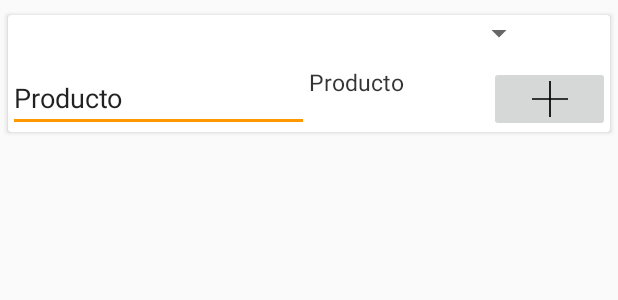
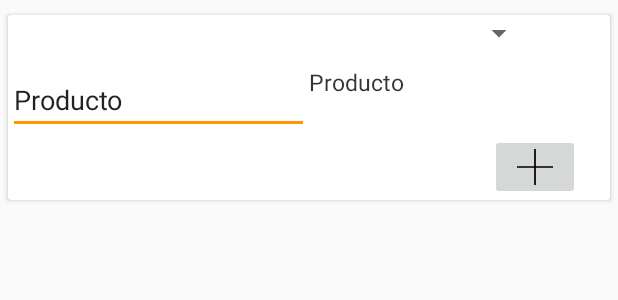
Before and after one commit to rich210/GalletasInventario, an Android app: the layout form_recipe_product.xml on its own in the app's theme, with its tools: preview values and no code run, on a phone screen of 412 x 824 dp. Shown: the top 300 px of the screen. Run offline under Robolectric (Android 15) with nearby library versions, the phone set to English and light mode, and no system bars.

Commit message:
Issue with recipes is fixeed, Idk why, but I need to keep and I on it, also, started to add layout to use form_recipe_products in recipe form

```diff
--- a/app/src/main/java/com/example/resparza/galletasinventariosv2/adapters/RecipeContentAdapter.java
+++ b/app/src/main/java/com/example/resparza/galletasinventariosv2/adapters/RecipeContentAdapter.java
@@ -78,6 +78,7 @@ public class RecipeContentAdapter extends RecyclerView.Adapter<RecipeContentAdap
         holder.recipeCardView.setOnClickListener(new View.OnClickListener() {
             @Override public void onClick(View v) {
                 //Toast.makeText(v.getContext(),"Clicked card view",Toast.LENGTH_SHORT).show();
+                Log.d(TAG, "onClick: " + recipe.toString());
                 CardView cv = (CardView)v;
                 RecyclerView rv = (RecyclerView)v.getParent();
                 TextView tvProducts = (TextView) cv.findViewById(R.id.txtProducts);
--- a/app/src/main/java/com/example/resparza/galletasinventariosv2/dbadapters/RecipeDBAdapter.java
+++ b/app/src/main/java/com/example/resparza/galletasinventariosv2/dbadapters/RecipeDBAdapter.java
@@ -63,7 +63,7 @@ public class RecipeDBAdapter {
     public long insertItem(Recipe recipe, List<RecipeProduct> recipeProductList) throws SQLException {
         long recipeId = 0;
         ContentValues initialValues = itemToValues(recipe, false);
-
+        Log.d(TAG, "insertItem: "+ recipeProductList.toString());
         try {
             this.mDb.beginTransaction();
             recipeId = this.mDb.insert(RECIPE_TABLE, null, initialValues);
@@ -74,7 +74,7 @@ public class RecipeDBAdapter {
                 long recipeProductId = recipeProductDBAdapter.insertItem(recipeProduct, this.mDb);
                 if (recipeProductId<1){
                     Log.e(TAG,"Error trying to insert recipe product");
-                    break;
+                    throw new Exception("Error trying to insert recipe product");
                 }
             }
             //recipeProductDBAdapter.close();
--- a/app/src/main/java/com/example/resparza/galletasinventariosv2/models/Recipe.java
+++ b/app/src/main/java/com/example/resparza/galletasinventariosv2/models/Recipe.java
@@ -165,7 +165,7 @@ public class Recipe {
                 "recipeId=" + recipeId +
                 ", recipeName='" + recipeName + '\'' +
                 ", quantity=" + quantity +
-                ", recipeProducts=" + recipeProducts +
+                ", recipeProducts=" + recipeProducts.toString() +
                 ", measureType=" + measureType +
                 ", recipeCost=" + recipeCost +
                 ", recipeImagePath='" + recipeImagePath + '\'' +
--- a/app/src/main/java/com/example/resparza/galletasinventariosv2/views/recipes/FormRecipe.java
+++ b/app/src/main/java/com/example/resparza/galletasinventariosv2/views/recipes/FormRecipe.java
@@ -201,6 +201,7 @@ public class FormRecipe extends AppCompatActivity implements View.OnClickListene
     /**
      * Add layouts for products
      */
+    //TODO: add only layout form_recipe_products for better performance
     public void addProductForm(final RecipeProduct recipeProduct) {
         if (numberOfLinearLayout <= 19) {
 
@@ -435,6 +436,7 @@ public class FormRecipe extends AppCompatActivity implements View.OnClickListene
                     isProductValid = false;
                 }
                 RecipeProduct recipeProduct = new RecipeProduct(product.getProductId(), product.getMeasureType().getMeasureTypeId(), Float.valueOf(quantity.toString()));
+                recipeProduct.setProductName(product.getProductName());
                 if(isUpdate){
                     recipeProduct.setRecipeId(Long.valueOf( this.tvRecipeId.getText().toString()));
                 }
@@ -458,13 +460,15 @@ public class FormRecipe extends AppCompatActivity implements View.OnClickListene
                     try {
                         recipeDBAdapter.open();
                         if(!isUpdate){
-                            recipe.setRecipeId(recipeDBAdapter.insertItem(recipe,recipeProducts)); ;
+                            Log.d(TAG, "saveRecipe: "+ recipeProducts.toString());
+                            recipe.setRecipeId(recipeDBAdapter.insertItem(recipe,recipeProducts));
                             if (recipe.getRecipeId()>0){
                                 Log.d(TAG, "added recipe : " + recipe.getRecipeId() + " " + recipe.getRecipeName());
                                 setResult(RESULT_OK);
                                 recipeDBAdapter.close();
                                 finish();
                             }else {
+                                recipeDBAdapter.close();
                                 Log.e(TAG, "saveRecipe: Error saving recipe");
                             }
                         }else{
--- a/app/src/main/res/layout/list_item_recipe_product.xml
+++ b/app/src/main/res/layout/form_recipe_product.xml
@@ -45,19 +45,21 @@
             <TextView
                 android:layout_width="0dp"
                 android:layout_height="match_parent"
-                android:layout_weight="0.3"
+                android:layout_weight="0.5"
                 android:text="Producto"
                 android:textSize="15dp"
                 android:textColor="@color/colorPrimaryTextBackgroun"
                 android:id="@+id/txtMeasureSymbol"/>
-            <ImageButton
-                android:layout_width="0dp"
-                android:layout_height="wrap_content"
-                android:id="@+id/btnRemoveProduct"
-                android:src="@drawable/ic_add"
-                android:layout_weight="0.2"/>
+
 
         </LinearLayout>
+        <ImageButton
+            android:layout_width="60dp"
+            android:layout_height="wrap_content"
+            android:id="@+id/btnRemoveProduct"
+            android:src="@drawable/ic_add"
+            android:layout_gravity="right"
+            android:layout_marginRight="20dp"/>
     </LinearLayout>
 
     </android.support.v7.widget.CardView>
```
Also changed, not shown: app/src/main/java/com/example/resparza/galletasinventariosv2/models/RecipeProduct.java (+11 -0 lines).
